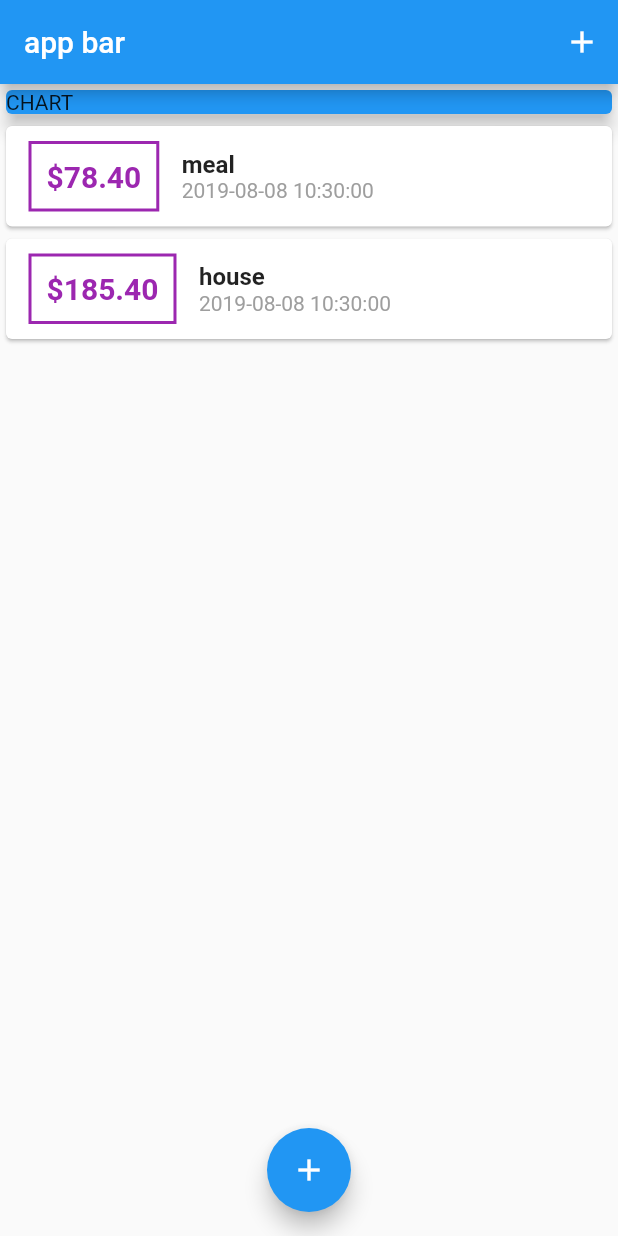
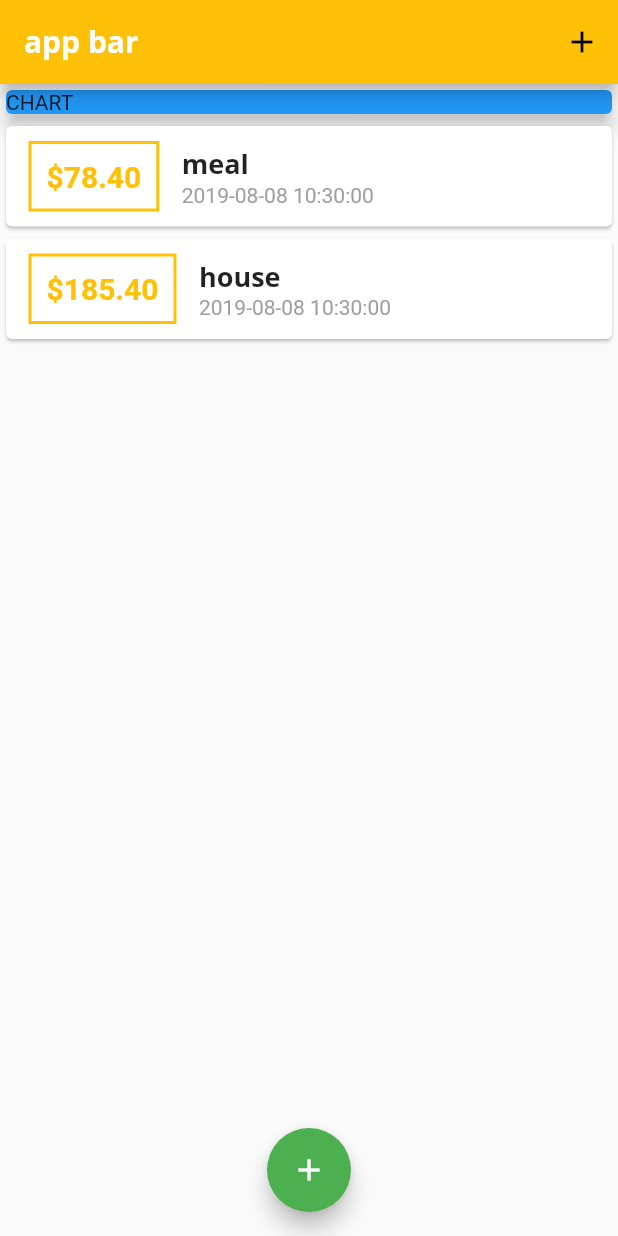
Before and after one commit to YLJ77/transaction_app, a Flutter app: the screen it shows after launch, on a phone screen of 412 x 824 dp. Run offline on Flutter 3.47's test engine with Material 2 defaults, Android fonts, the phone set to English and light mode, and no system bars.

Commit message:
alter 使用theme修改样式

```diff
--- a/lib/main.dart
+++ b/lib/main.dart
@@ -10,6 +10,27 @@ class MyApp extends StatelessWidget {
   @override
   Widget build(BuildContext context) {
     return MaterialApp(
+      theme: ThemeData(
+        primarySwatch: Colors.amber,
+        accentColor: Colors.green,
+        fontFamily: 'Quicksand',
+        textTheme: ThemeData.light().textTheme.copyWith(
+          title: TextStyle(
+            fontFamily: 'OpenSans',
+            fontSize: 18,
+              fontWeight: FontWeight.bold
+          )
+        ),
+        appBarTheme: AppBarTheme(
+          textTheme: ThemeData.light().textTheme.copyWith(
+            title: TextStyle(
+              fontFamily: 'OpenSans',
+              fontSize: 20,
+              fontWeight: FontWeight.bold
+            )
+          )
+        )
+      ),
       home: MyHomePage(),
     );
   }
--- a/lib/widgets/transaction_list.dart
+++ b/lib/widgets/transaction_list.dart
@@ -21,7 +21,7 @@ class TransactionList extends StatelessWidget {
                 ),
                 decoration: BoxDecoration(
                     border: Border.all(
-                        color: Colors.purple,
+                        color: Theme.of(context).primaryColor,
                         width: 2
                     )
                 ),
@@ -31,7 +31,7 @@ class TransactionList extends StatelessWidget {
                   style: TextStyle(
                       fontSize: 20,
                       fontWeight: FontWeight.bold,
-                      color: Colors.purple
+                      color: Theme.of(context).primaryColor
                   ),
                 ),
               ),
@@ -40,10 +40,7 @@ class TransactionList extends StatelessWidget {
                 children: <Widget>[
                   Text(
                     transactions[index].title,
-                    style: TextStyle(
-                        fontWeight: FontWeight.bold,
-                        fontSize: 16
-                    ),
+                    style: Theme.of(context).textTheme.title,
                   ),
                   Text(
                     DateFormat('yyyy-MM-dd hh:mm:ss').format(transactions[index].date),
```
Also changed, not shown: pubspec.yaml (+11 -5 lines), assets/fonts/OpenSans-Bold.ttf (added), assets/fonts/OpenSans-Regular.ttf (added), assets/fonts/Quicksand-Bold.ttf (added), assets/fonts/Quicksand-Light.ttf (added), assets/fonts/Quicksand-Medium.ttf (added), assets/fonts/Quicksand-Regular.ttf (added).
